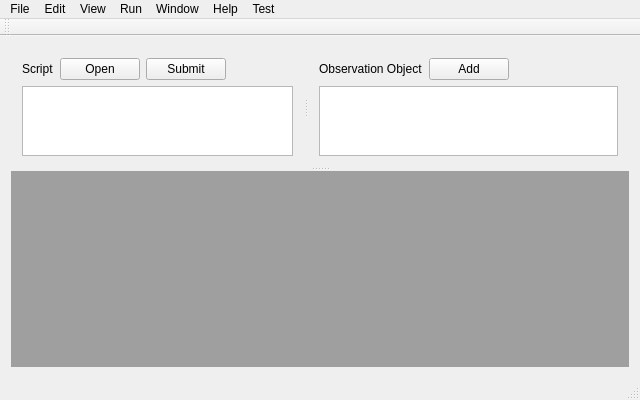
Qt form src/Tweedia/mainwindow.ui (tweedia/Tweedia) before a commit.
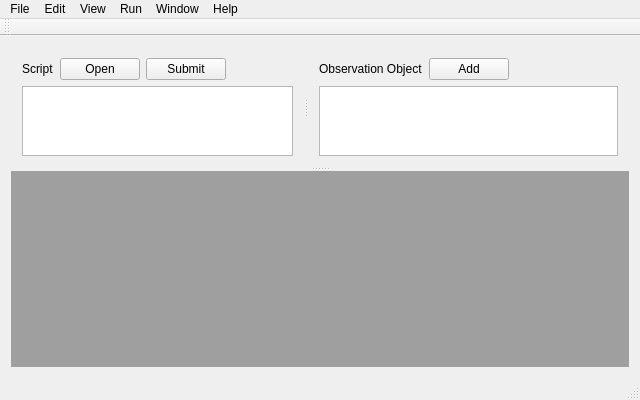
The same form after that commit.

Commit message: Delete Test menu

What changed in the file:
```diff
--- a/src/Tweedia/mainwindow.ui
+++ b/src/Tweedia/mainwindow.ui
@@ -139,15 +139,6 @@
     </property>
     <addaction name="actionRunObsobj"/>
    </widget>
-   <widget class="QMenu" name="menuTest">
-    <property name="enabled">
-     <bool>true</bool>
-    </property>
-    <property name="title">
-     <string>Test</string>
-    </property>
-    <addaction name="actionOpen_TextView"/>
-   </widget>
    <widget class="QMenu" name="menuFile">
     <property name="title">
      <string>File</string>
@@ -185,7 +176,6 @@
    <addaction name="menuRun"/>
    <addaction name="menuWindow"/>
    <addaction name="menuHelp"/>
-   <addaction name="menuTest"/>
   </widget>
   <widget class="QToolBar" name="mainToolBar">
    <attribute name="toolBarArea">
```
Left out of the diff: 3 changed lines with no effect on the pictures.
